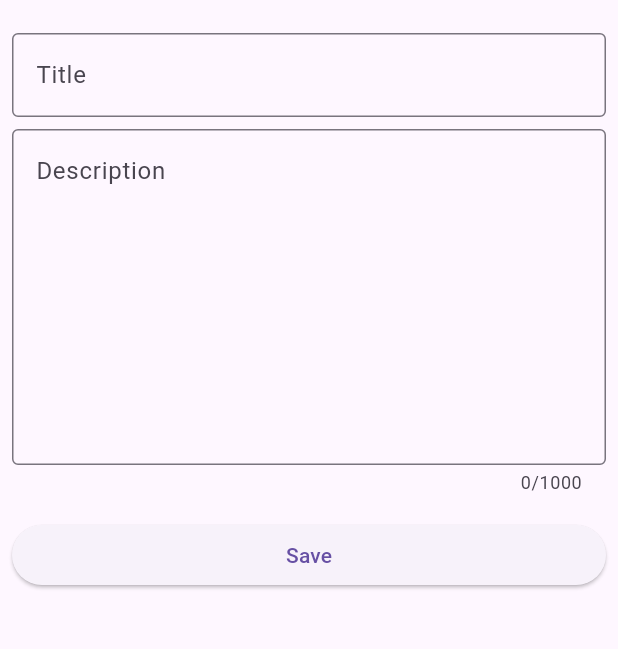
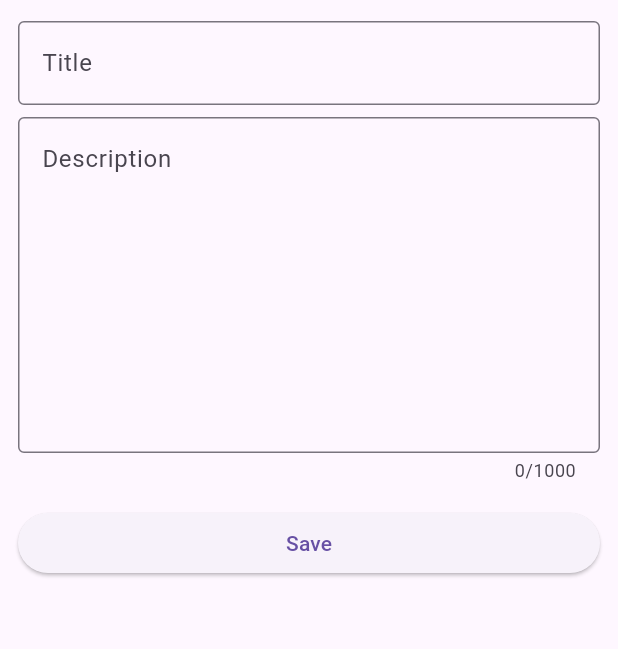
Before and after one commit to Bilawal-Mehfooz-Malik/todo_app, a Flutter app: the screen it shows after launch, after a tap on the "add" icon, on a phone screen of 412 x 824 dp, the part 63-712 px from its top. Run offline on Flutter 3.47's test engine with Material 3 defaults, Android fonts, the phone set to English and light mode, and no system bars; our stand-ins replace go_router; generated files the repository leaves out were written again.

Commit message:
added responsiveness

```diff
--- /dev/null
+++ b/lib/src/common/breakpoints.dart
@@ -0,0 +1,6 @@
+/// Layout breakpoints used in the app.
+class Breakpoint {
+  static const double desktop = 900;
+  static const double tablet = 600;
+  static const double smallMobile = 300;
+}
--- /dev/null
+++ b/lib/src/features/add_tasks/add_task_body.dart
@@ -0,0 +1,33 @@
+import 'package:flutter/material.dart';
+import 'package:todo_app/src/constants/app_sizes.dart';
+import 'package:todo_app/src/common/alert_dialogues.dart';
+import 'package:todo_app/src/localization/string_hardcoded.dart';
+import 'package:todo_app/src/common/custom_elevated_button.dart';
+import 'package:todo_app/src/features/add_tasks/add_task_textfield_section.dart';
+
+class AddTaskBody extends StatelessWidget {
+  const AddTaskBody({super.key});
+
+  @override
+  Widget build(BuildContext context) {
+    return Column(
+      crossAxisAlignment: CrossAxisAlignment.stretch,
+      children: [
+        // Task title and description fields
+        const AddTaskTextFieldsSection(),
+
+        // Save Todo Button
+        CustomElevatedButton(
+          text: 'Save'.hardcoded,
+          onPressed: () => _saveTodo(context),
+        ),
+        gapH4,
+      ],
+    );
+  }
+
+  void _saveTodo(BuildContext context) {
+    // TODO: Implement save method
+    showNotImplementedAlertDialog(context: context);
+  }
+}
--- a/lib/src/features/add_tasks/add_tasks_screen.dart
+++ b/lib/src/features/add_tasks/add_tasks_screen.dart
@@ -1,11 +1,11 @@
 import 'package:flutter/material.dart';
+import 'package:todo_app/src/common/breakpoints.dart';
+import 'package:todo_app/src/common/responsive_scrollable_card.dart';
 
 // local imports
 import 'package:todo_app/src/constants/app_sizes.dart';
-import 'package:todo_app/src/common/alert_dialogues.dart';
+import 'package:todo_app/src/features/add_tasks/add_task_body.dart';
 import 'package:todo_app/src/localization/string_hardcoded.dart';
-import 'package:todo_app/src/common/custom_elevated_button.dart';
-import 'package:todo_app/src/features/add_tasks/add_task_textfield_section.dart';
 
 class AddTaskScreen extends StatelessWidget {
   const AddTaskScreen({super.key});
@@ -14,28 +14,18 @@ class AddTaskScreen extends StatelessWidget {
   Widget build(BuildContext context) {
     return Scaffold(
       appBar: AppBar(title: Text('Add Todo'.hardcoded)),
-      body: Padding(
-        padding: const EdgeInsets.all(Sizes.p8),
-        child: Column(
-          crossAxisAlignment: CrossAxisAlignment.stretch,
-          children: [
-            // Task title and description fields
-            const AddTaskTextFieldsSection(),
+      body: LayoutBuilder(
+        builder: (context, constraints) {
+          if (constraints.maxWidth > Breakpoint.tablet) {
+            return const ResponsiveScrollableCard(child: AddTaskBody());
+          }
 
-            // Save Todo Button
-            CustomElevatedButton(
-              text: 'Save'.hardcoded,
-              onPressed: () => _saveTodo(context),
-            ),
-            gapH4,
-          ],
-        ),
+          return const Padding(
+            padding: EdgeInsets.symmetric(horizontal: Sizes.p12),
+            child: AddTaskBody(),
+          );
+        },
       ),
     );
   }
-
-  void _saveTodo(BuildContext context) {
-    // TODO: Implement save method
-    showNotImplementedAlertDialog(context: context);
-  }
 }
--- a/lib/src/features/my_tasks/presentation/my_tasks_screen.dart
+++ b/lib/src/features/my_tasks/presentation/my_tasks_screen.dart
@@ -1,10 +1,13 @@
 import 'package:flutter/material.dart';
 import 'package:go_router/go_router.dart';
+import 'package:todo_app/src/common/breakpoints.dart';
+import 'package:todo_app/src/common/responsive_center.dart';
+import 'package:todo_app/src/common/responsive_scrollable_card.dart';
+import 'package:todo_app/src/constants/app_sizes.dart';
 
 // local imports
 import 'package:todo_app/src/routers/app_router.dart';
 import 'package:todo_app/src/constants/test_tasks.dart';
-import 'package:todo_app/src/constants/app_sizes.dart';
 import 'package:todo_app/src/localization/string_hardcoded.dart';
 import 'package:todo_app/src/features/my_tasks/presentation/task_list_view.dart';
 
@@ -18,9 +21,17 @@ class MyTasksScreen extends StatelessWidget {
 
     return Scaffold(
       appBar: AppBar(title: Text('My Tasks'.hardcoded)),
-      body: Padding(
-        padding: const EdgeInsets.symmetric(horizontal: Sizes.p16),
-        child: TaskListView(tasks: tasks),
+      body: LayoutBuilder(
+        builder: (context, constraints) {
+          if (constraints.maxWidth > Breakpoint.tablet) {
+            return ResponsiveScrollableCard(child: TaskListView(tasks: tasks));
+          }
+
+          return Padding(
+            padding: const EdgeInsets.symmetric(horizontal: Sizes.p12),
+            child: ResponsiveCenter(child: TaskListView(tasks: tasks)),
+          );
+        },
       ),
       floatingActionButton: _floatingActionButton(context),
     );
```
Also changed, not shown: lib/src/common/responsive_center.dart (added, +49 -0 lines), lib/src/common/responsive_scrollable_card.dart (added, +28 -0 lines), lib/src/common/responsive_two_column_layout.dart (added, +57 -0 lines).
